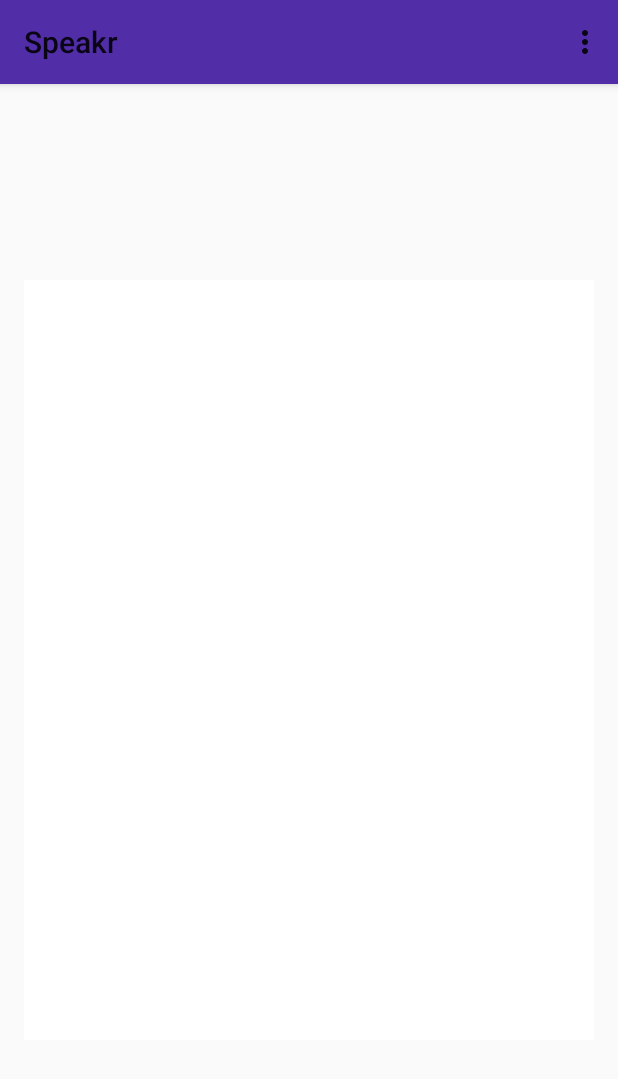
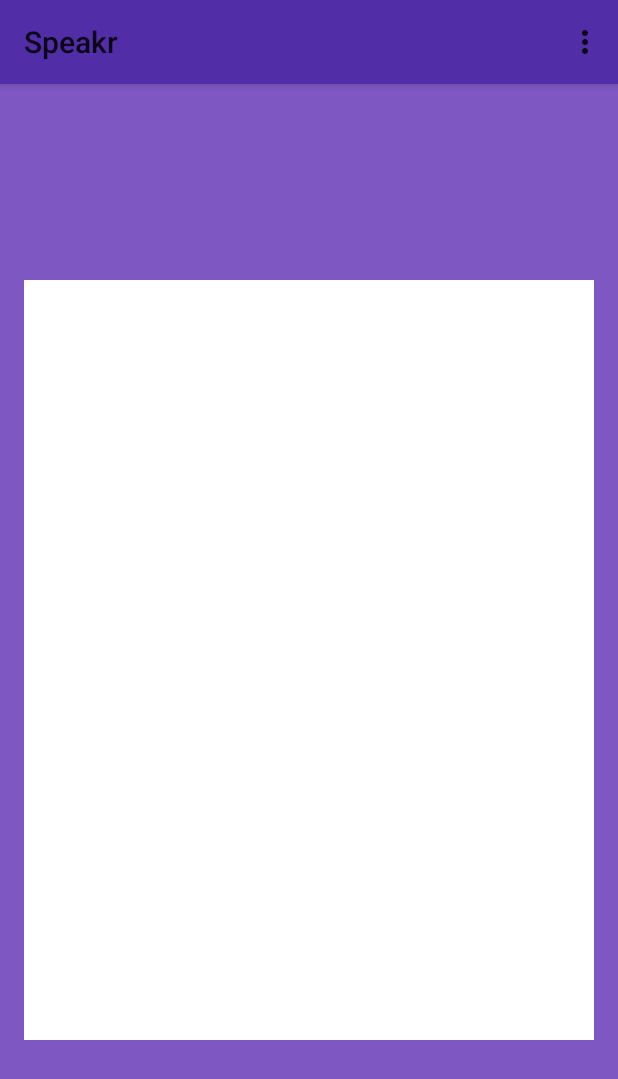
Before and after one commit to speakr-uconn/speakr, an Android app: the MainActivity screen opened directly, with no data from a screen before it, on a phone screen of 412 x 824 dp. Shown: the top 1079 px of the screen. Run offline under Robolectric (Android 15) with nearby library versions, the phone set to English and light mode, and no system bars.

Commit message:
splash screen fills whole screen

```diff
--- a/app/src/main/res/layout/activity_main.xml
+++ b/app/src/main/res/layout/activity_main.xml
@@ -4,7 +4,8 @@
     android:layout_height="match_parent" android:paddingLeft="@dimen/activity_horizontal_margin"
     android:paddingRight="@dimen/activity_horizontal_margin"
     android:paddingTop="@dimen/activity_vertical_margin"
-    android:paddingBottom="@dimen/activity_vertical_margin" tools:context=".MainActivity">
+    android:paddingBottom="@dimen/activity_vertical_margin" tools:context=".MainActivity"
+    android:background="@color/primaryLight">
 
     <ImageView
         android:layout_width="wrap_content"
```
Also changed, not shown: app/src/main/res/mipmap-xhdpi/splash.png.
